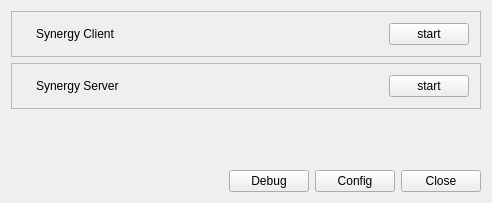
Before: the Qt Designer form src/mainview.ui in mbruggmann/synergytray, drawn with Qt 5.
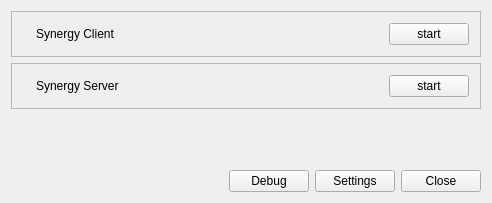
After: the same form once the commit is applied. Custom widgets are drawn as their Qt base class.

Patch:
```diff
--- a/src/mainview.ui
+++ b/src/mainview.ui
@@ -172,7 +172,7 @@
      <item>
       <widget class="QPushButton" name="configButton">
        <property name="text">
-        <string>Config</string>
+        <string>Settings</string>
        </property>
       </widget>
      </item>
```
